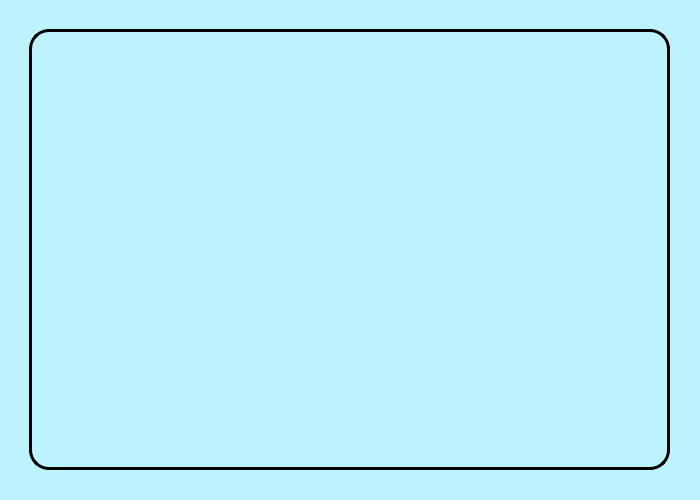
First picture: the form in statistique.ui, repository ProjetCPP2A21/projetcpp-2a21-smart-summer-club, before the edit.
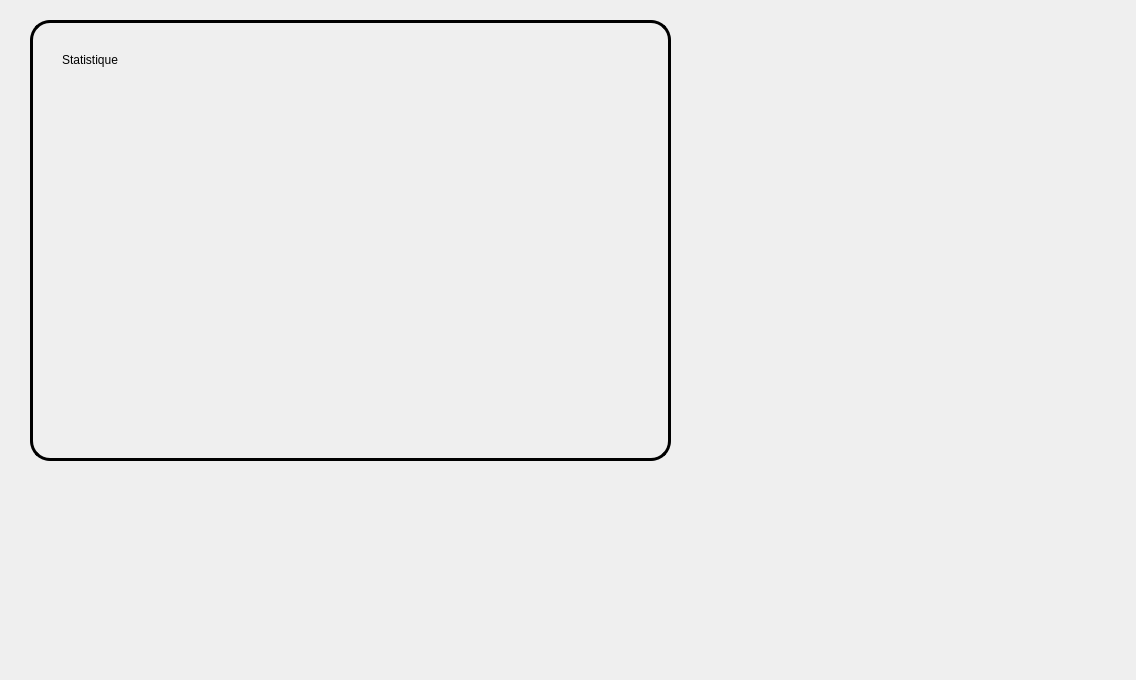
Second picture: the form after the edit.

```diff
--- a/statistique.ui
+++ b/statistique.ui
@@ -6,21 +6,18 @@
    <rect>
     <x>0</x>
     <y>0</y>
-    <width>700</width>
-    <height>500</height>
+    <width>1136</width>
+    <height>680</height>
    </rect>
   </property>
   <property name="windowTitle">
    <string>Dialog</string>
   </property>
-  <property name="styleSheet">
-   <string notr="true">background-color: rgb(189, 243, 255);</string>
-  </property>
   <widget class="QFrame" name="frame">
    <property name="geometry">
     <rect>
-     <x>29</x>
-     <y>29</y>
+     <x>30</x>
+     <y>20</y>
      <width>641</width>
      <height>441</height>
     </rect>
@@ -35,6 +32,22 @@
    <property name="frameShadow">
     <enum>QFrame::Shadow::Raised</enum>
    </property>
+   <widget class="QLabel" name="label">
+    <property name="geometry">
+     <rect>
+      <x>32</x>
+      <y>9</y>
+      <width>391</width>
+      <height>61</height>
+     </rect>
+    </property>
+    <property name="styleSheet">
+     <string notr="true">border : none;</string>
+    </property>
+    <property name="text">
+     <string>Statistique </string>
+    </property>
+   </widget>
   </widget>
  </widget>
  <resources/>
```
